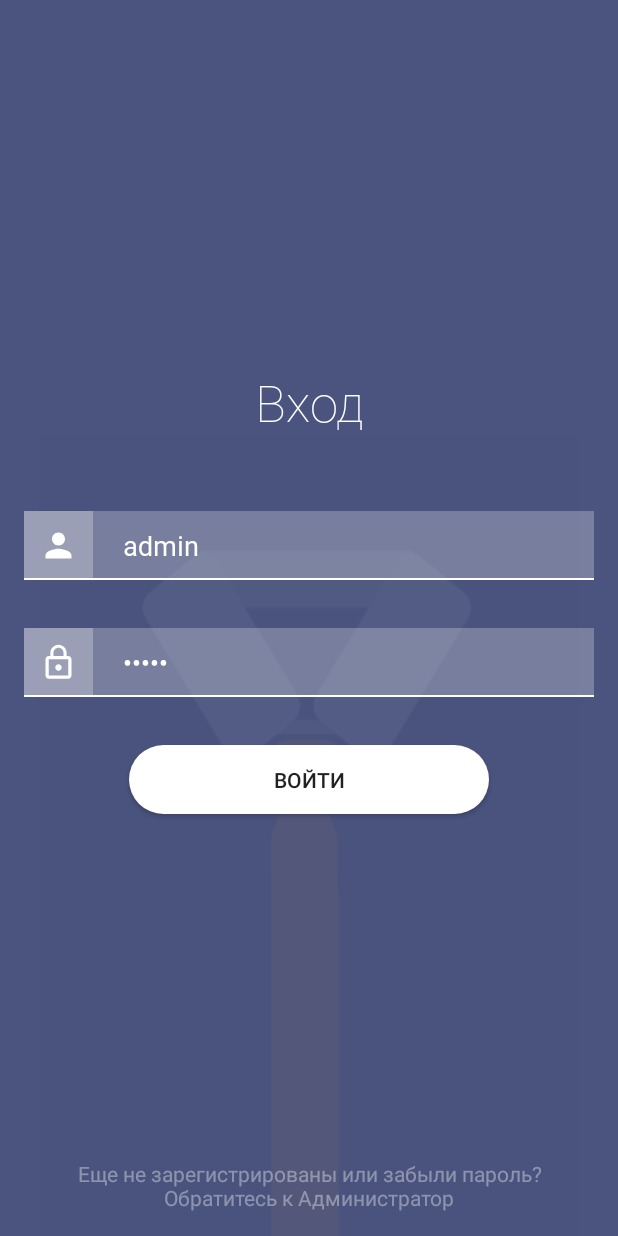
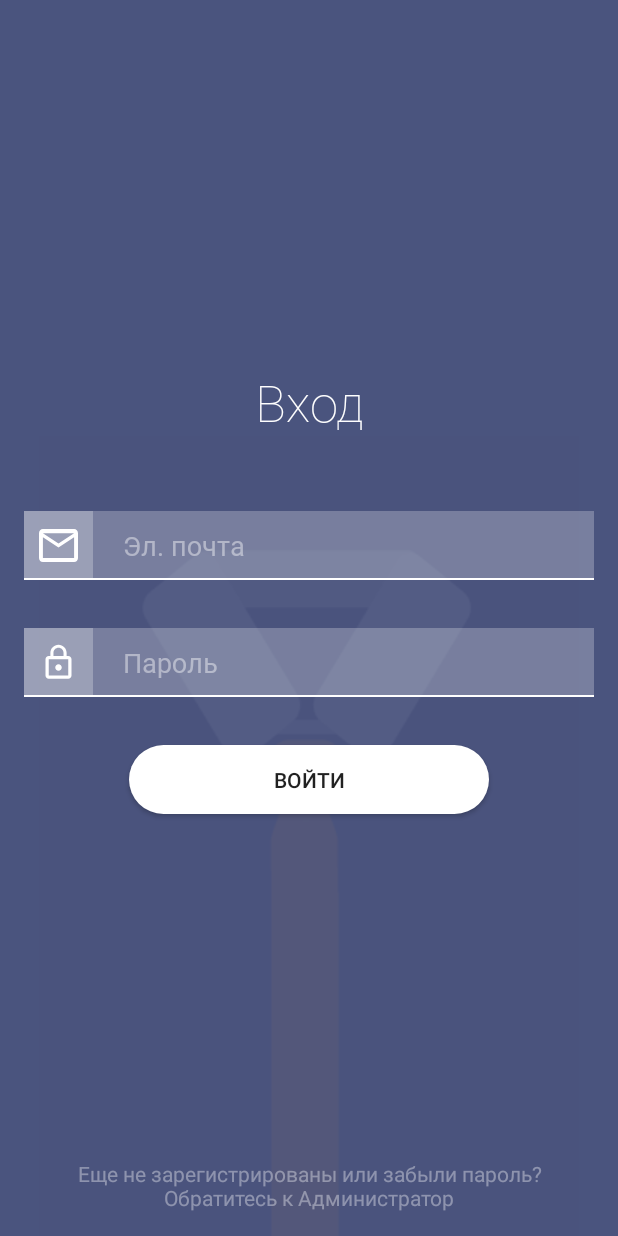
Before and after one commit to clerkApplication/clerkapp, an Android app: the layout activity_login.xml on its own in the app's theme, with its tools: preview values and no code run, on a phone screen of 412 x 824 dp. Run offline under Robolectric (Android 15) with nearby library versions, the phone set to English and light mode, and no system bars.

Commit message:
Мелкие правки и редизайн

```diff
--- a/app/src/main/java/ru/project/clerkapp/login/LoginPresenter.kt
+++ b/app/src/main/java/ru/project/clerkapp/login/LoginPresenter.kt
@@ -3,6 +3,8 @@ package ru.project.clerkapp.login
 import com.arellomobile.mvp.InjectViewState
 import com.arellomobile.mvp.MvpPresenter
 import com.google.firebase.auth.FirebaseAuth
+import ru.project.clerkapp.utils.Constants.ADMIN
+import ru.project.clerkapp.utils.Constants.ADMIN_UID
 
 @InjectViewState
 class LoginPresenter : MvpPresenter<LoginView>() {
@@ -13,7 +15,7 @@ class LoginPresenter : MvpPresenter<LoginView>() {
     }
 
     fun signIn(email: String, password: String) {
-        if (email == "admin" && password == "admin") {
+        if (email == ADMIN && password == ADMIN) {
             viewState.openAdminActivity()
         } else {
             FirebaseAuth.getInstance().signInWithEmailAndPassword(email, password)
@@ -28,7 +30,7 @@ class LoginPresenter : MvpPresenter<LoginView>() {
 
     private fun checkIsUserSignedIn() {
         val user = FirebaseAuth.getInstance().currentUser
-        if (user != null && user.uid != "admin") {
+        if (user != null && user.uid != ADMIN_UID) {
             viewState.openMainActivity()
         }
     }
--- a/app/src/main/java/ru/project/clerkapp/utils/Constants.kt
+++ b/app/src/main/java/ru/project/clerkapp/utils/Constants.kt
@@ -1,5 +1,8 @@
 package ru.project.clerkapp.utils
 
 object Constants {
-    const val users = "users"
+    const val USERS = "users"
+    const val ADMIN = "admin"
+
+    const val ADMIN_UID = "Cbvjnch8SCW2PNjVMHgCviewspV2"
 }
--- a/app/src/main/java/ru/project/clerkapp/utils/Extensions.kt
+++ b/app/src/main/java/ru/project/clerkapp/utils/Extensions.kt
@@ -28,7 +28,7 @@ object Extensions {
                 s?.let {
                     if (it.isNotBlank()) {
                         setBackgroundColor(ContextCompat.getColor(context, R.color.activeEditTextBackground))
-                        setTextColor(ContextCompat.getColor(context, R.color.textColor))
+                        setTextColor(ContextCompat.getColor(context, R.color.defaultTextColor))
                         underline.setBackgroundColor(ContextCompat.getColor(context, R.color.activeOrangeColor))
                     } else {
                         setBackgroundColor(ContextCompat.getColor(context, R.color.inactiveEditTextBackground))
--- /dev/null
+++ b/app/src/main/res/drawable/ic_email.xml
@@ -0,0 +1,11 @@
+<?xml version="1.0" encoding="utf-8"?>
+<vector xmlns:android="http://schemas.android.com/apk/res/android"
+    android:width="26dp"
+    android:height="22dp"
+    android:viewportWidth="15"
+    android:viewportHeight="12">
+
+    <path
+        android:fillColor="#ffffff"
+        android:pathData="M15 1.5C15 0.675 14.325 0 13.5 0H1.5C0.675 0 0 0.675 0 1.5V10.5C0 11.325 0.675 12 1.5 12H13.5C14.325 12 15 11.325 15 10.5V1.5ZM13.5 1.5L7.5 5.25L1.5 1.5H13.5ZM13.5 10.5H1.5V3L7.5 6.75L13.5 3V10.5Z" />
+</vector>
--- a/app/src/main/res/layout/activity_login.xml
+++ b/app/src/main/res/layout/activity_login.xml
@@ -38,26 +38,28 @@
         app:layout_constraintTop_toBottomOf="@id/enterTextView">
 
         <ImageView
-            android:id="@+id/loginIcon"
+            android:id="@+id/emailIcon"
             style="@style/loginIcon"
             android:background="@color/strongTransparentWhiteColor"
-            android:src="@drawable/login_icon"
+            android:src="@drawable/ic_email"
+            android:padding="12dp"
+            android:paddingStart="10dp"
+            android:paddingEnd="10dp"
             app:layout_constraintBottom_toBottomOf="parent"
             app:layout_constraintStart_toStartOf="parent"
             app:layout_constraintTop_toTopOf="parent"
             tools:ignore="ContentDescription" />
 
         <EditText
-            android:id="@+id/loginEditText"
+            android:id="@+id/emailEditText"
             style="@style/loginEditText"
             android:background="@color/lowTransparentWhiteColor"
-            android:hint="@string/login"
+            android:hint="@string/email"
             android:inputType="textVisiblePassword"
             android:textSize="18sp"
-            android:text="admin"
             app:layout_constraintBottom_toBottomOf="parent"
             app:layout_constraintEnd_toEndOf="parent"
-            app:layout_constraintStart_toEndOf="@id/loginIcon"
+            app:layout_constraintStart_toEndOf="@id/emailIcon"
             app:layout_constraintTop_toTopOf="parent"
             tools:ignore="Autofill,TextFields" />
 
@@ -83,7 +85,7 @@
             android:id="@+id/passwordIcon"
             style="@style/loginIcon"
             android:background="@color/strongTransparentWhiteColor"
-            android:src="@drawable/password_icon"
+            android:src="@drawable/ic_password"
             app:layout_constraintBottom_toBottomOf="parent"
             app:layout_constraintStart_toStartOf="parent"
             app:layout_constraintTop_toTopOf="parent"
@@ -96,7 +98,6 @@
             android:hint="@string/password"
             android:inputType="textPassword"
             android:textSize="18sp"
-            android:text="admin"
             app:layout_constraintBottom_toBottomOf="parent"
             app:layout_constraintEnd_toEndOf="parent"
             app:layout_constraintStart_toEndOf="@id/passwordIcon"
--- a/app/src/main/res/layout/fragment_register_user.xml
+++ b/app/src/main/res/layout/fragment_register_user.xml
@@ -207,7 +207,7 @@
                 android:layout_width="wrap_content"
                 android:layout_height="wrap_content"
                 android:padding="12dp"
-                android:src="@drawable/calendar_icon"
+                android:src="@drawable/ic_calendar"
                 app:layout_constraintBottom_toBottomOf="parent"
                 app:layout_constraintEnd_toEndOf="parent"
                 app:layout_constraintTop_toTopOf="parent"
--- a/app/src/main/res/layout/rank_spinner.xml
+++ b/app/src/main/res/layout/rank_spinner.xml
@@ -13,7 +13,7 @@
         android:paddingStart="16dp"
         android:paddingEnd="16dp"
         android:text="@string/rank"
-        android:textColor="@color/textColor"
+        android:textColor="@color/defaultTextColor"
         android:textSize="14sp"
         app:layout_constraintBottom_toBottomOf="parent"
         app:layout_constraintStart_toStartOf="parent"
```
Also changed, not shown: app/src/main/res/drawable/ic_calendar.xml (renamed from app/src/main/res/drawable/calendar_icon.xml), app/src/main/res/drawable/ic_login.xml (renamed from app/src/main/res/drawable/login_icon.xml), app/src/main/res/drawable/ic_password.xml (renamed from app/src/main/res/drawable/password_icon.xml).
